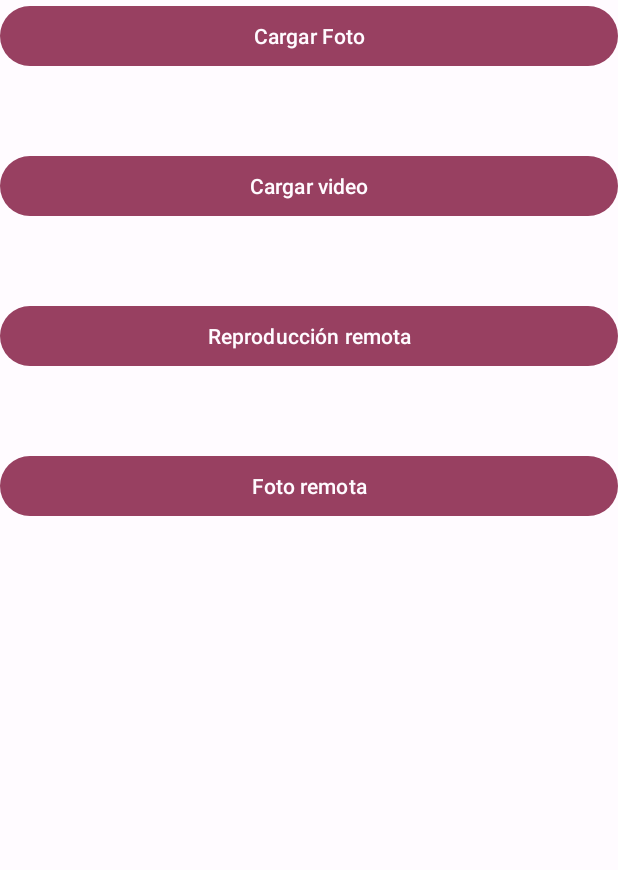
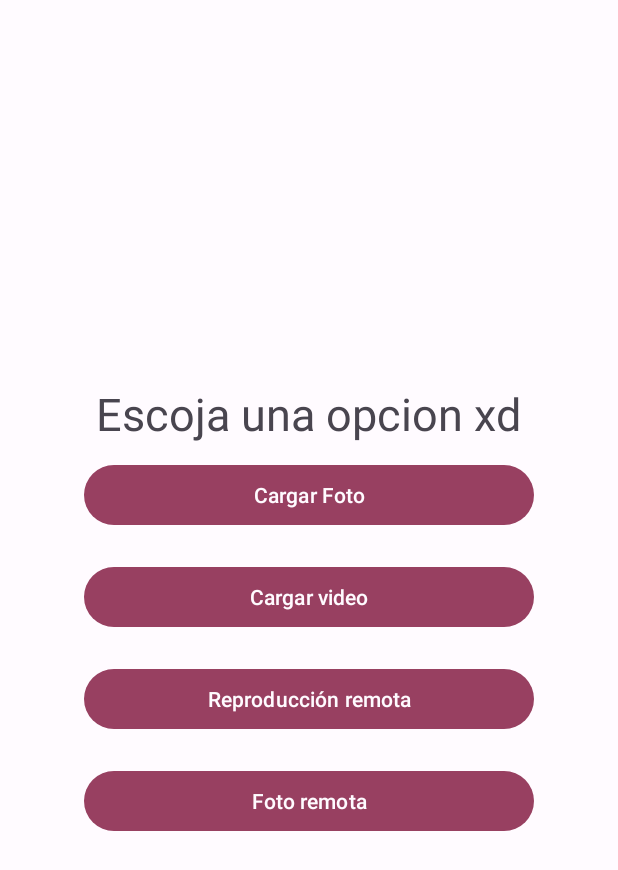
Before and after one commit to MrSty/ejemploexpomovlies, an Android app: the screen it shows after launch (MainActivity), on a phone screen of 412 x 824 dp. Shown: the top 870 px of the screen. Run offline under Robolectric (Android 15) with nearby library versions, the phone set to English and light mode, and no system bars.

Commit message:
a ver si logro llegar a tiempo a clases

```diff
--- a/app/src/main/java/com/example/prueba/FotoFragment.kt
+++ b/app/src/main/java/com/example/prueba/FotoFragment.kt
@@ -13,6 +13,7 @@ import android.widget.Toast
 import androidx.activity.result.PickVisualMediaRequest
 import androidx.activity.result.contract.ActivityResultContracts
 import androidx.core.content.ContextCompat
+import androidx.navigation.fragment.findNavController
 import com.example.prueba.databinding.FragmentFotoBinding
 
 class FotoFragment : Fragment() {
@@ -43,6 +44,10 @@ class FotoFragment : Fragment() {
 
         binding.button.setOnClickListener {
             inicioFoto()
+        }
+
+        binding.volver.setOnClickListener {
+            findNavController().navigate(R.id.action_fotoFragment_to_inicioFragment)
         }
 
 
--- a/app/src/main/java/com/example/prueba/VideoFragment.kt
+++ b/app/src/main/java/com/example/prueba/VideoFragment.kt
@@ -15,6 +15,7 @@ import android.widget.MediaController
 import android.widget.Toast
 import androidx.activity.result.contract.ActivityResultContracts
 import androidx.core.content.ContextCompat
+import androidx.navigation.fragment.findNavController
 import com.example.prueba.databinding.FragmentVideoBinding
 
 class VideoFragment : Fragment() {
@@ -44,6 +45,10 @@ class VideoFragment : Fragment() {
         binding.vvVideo.setOnPreparedListener {
 
             it.start()
+        }
+
+        binding.volver.setOnClickListener {
+            findNavController().navigate(R.id.action_videoFragment_to_inicioFragment)
         }
     }
 
--- a/app/src/main/res/layout/fragment_inicio.xml
+++ b/app/src/main/res/layout/fragment_inicio.xml
@@ -5,38 +5,55 @@
     android:layout_height="match_parent"
     tools:context=".InicioFragment">
 
+    <LinearLayout
+        android:layout_width="match_parent"
+        android:layout_height="wrap_content"
+        android:orientation="vertical"
+        android:layout_gravity="center"
+        android:gravity="center">
+
+        <TextView
+            android:layout_width="wrap_content"
+            android:layout_height="wrap_content"
+            android:text="Escoja una opcion xd"
+            android:textSize="30sp"/>
+
         <Button
             android:id="@+id/btnFoto"
-        android:layout_width="match_parent"
+            android:layout_width="300dp"
             android:layout_height="wrap_content"
             android:hint="Cargar Foto"
             android:textColorHint="@color/md_theme_light_background"
+            android:layout_margin="10dp"
             />
 
         <Button
             android:id="@+id/btnVideo"
-        android:layout_width="match_parent"
+            android:layout_width="300dp"
             android:layout_height="wrap_content"
             android:hint="Cargar video"
             android:textColorHint="@color/md_theme_light_background"
-        android:layout_marginTop="100dp"
+            android:layout_margin="10dp"
             />
 
         <Button
             android:id="@+id/btnReproRemota"
-        android:layout_width="match_parent"
+            android:layout_width="300dp"
             android:layout_height="wrap_content"
             android:hint="Reproducción remota"
             android:textColorHint="@color/md_theme_light_background"
-        android:layout_marginTop="200dp"
+            android:layout_margin="10dp"
             />
 
         <Button
             android:id="@+id/btnFotoRemota"
-        android:layout_width="match_parent"
+            android:layout_width="300dp"
             android:layout_height="wrap_content"
             android:hint="Foto remota"
             android:textColorHint="@color/md_theme_light_background"
-        android:layout_marginTop="300dp"
+            android:layout_margin="10dp"
             />
+    </LinearLayout>
+
+
 </FrameLayout>
--- a/app/src/main/res/navigation/nav.xml
+++ b/app/src/main/res/navigation/nav.xml
@@ -13,6 +13,9 @@
         <action
             android:id="@+id/action_homeFragment_to_remoteFragment"
             app:destination="@id/remoteFragment" />
+        <action
+            android:id="@+id/action_homeFragment_to_inicioFragment"
+            app:destination="@id/inicioFragment" />
     </fragment>
     <fragment
         android:id="@+id/remoteFragment"
@@ -45,12 +48,20 @@
         android:id="@+id/fotoFragment"
         android:name="com.example.prueba.FotoFragment"
         android:label="fragment_foto"
-        tools:layout="@layout/fragment_foto" />
+        tools:layout="@layout/fragment_foto" >
+        <action
+            android:id="@+id/action_fotoFragment_to_inicioFragment"
+            app:destination="@id/inicioFragment" />
+    </fragment>
     <fragment
         android:id="@+id/videoFragment"
         android:name="com.example.prueba.VideoFragment"
         android:label="fragment_video"
-        tools:layout="@layout/fragment_video" />
+        tools:layout="@layout/fragment_video" >
+        <action
+            android:id="@+id/action_videoFragment_to_inicioFragment"
+            app:destination="@id/inicioFragment" />
+    </fragment>
     <fragment
         android:id="@+id/imgFragment"
         android:name="com.example.prueba.ImgFragment"
```
Also changed, not shown: app/src/main/java/com/example/prueba/HomeFragment.kt (+7 -7 lines), app/src/main/res/layout/fragment_foto.xml (+15 -18 lines), app/src/main/res/layout/fragment_home.xml (+21 -10 lines), app/src/main/res/layout/fragment_video.xml (+14 -23 lines). Lines whose indentation alone changed are shown as unchanged.
